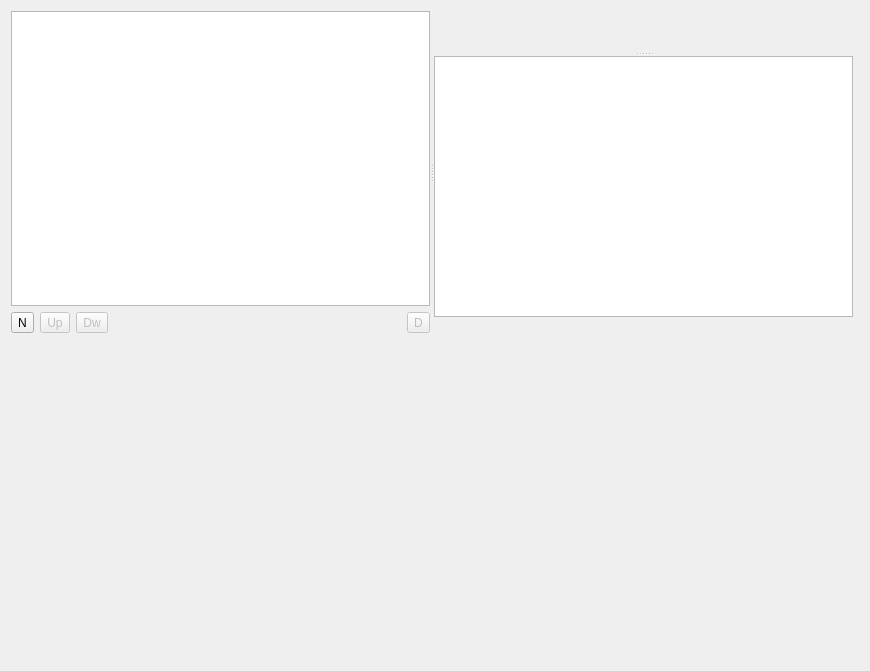
Qt form src/widgets/effectstack_ui.ui (KDE/kdenlive) before a commit.
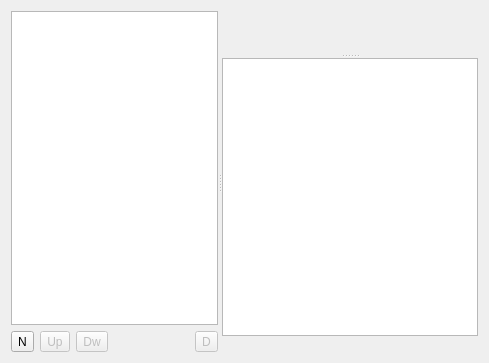
The same form after that commit. Custom widgets are drawn as their Qt base class.

Commit message: Slightly better layout (allow better resizing of effects list)

```diff
--- a/src/widgets/effectstack_ui.ui
+++ b/src/widgets/effectstack_ui.ui
@@ -5,8 +5,8 @@
    <rect>
     <x>0</x>
     <y>0</y>
-    <width>870</width>
-    <height>671</height>
+    <width>489</width>
+    <height>363</height>
    </rect>
   </property>
   <property name="sizePolicy" >
@@ -29,7 +29,7 @@
        <item>
         <widget class="KListWidget" name="effectlist" >
          <property name="sizePolicy" >
-          <sizepolicy vsizetype="Expanding" hsizetype="MinimumExpanding" >
+          <sizepolicy vsizetype="Expanding" hsizetype="Maximum" >
            <horstretch>0</horstretch>
            <verstretch>0</verstretch>
           </sizepolicy>
@@ -80,9 +80,9 @@
             <enum>Qt::Horizontal</enum>
            </property>
            <property name="sizeType" >
-            <enum>QSizePolicy::MinimumExpanding</enum>
+            <enum>QSizePolicy::Expanding</enum>
            </property>
-           <property name="sizeHint" >
+           <property name="sizeHint" stdset="0" >
             <size>
              <width>40</width>
              <height>20</height>
@@ -112,7 +112,14 @@
           <enum>Qt::Vertical</enum>
          </property>
          <widget class="QFrame" name="frame" />
-         <widget class="KTextEdit" name="infoBox" />
+         <widget class="KTextEdit" name="infoBox" >
+          <property name="sizePolicy" >
+           <sizepolicy vsizetype="Expanding" hsizetype="MinimumExpanding" >
+            <horstretch>0</horstretch>
+            <verstretch>0</verstretch>
+           </sizepolicy>
+          </property>
+         </widget>
         </widget>
        </item>
        <item>
@@ -120,7 +127,7 @@
          <property name="orientation" >
           <enum>Qt::Horizontal</enum>
          </property>
-         <property name="sizeHint" >
+         <property name="sizeHint" stdset="0" >
           <size>
            <width>256</width>
            <height>16</height>
@@ -132,9 +139,6 @@
      </widget>
     </widget>
    </item>
-   <item row="1" column="1" >
-    <widget class="KSeparator" name="kseparator" />
-   </item>
   </layout>
  </widget>
  <customwidgets>
@@ -143,11 +147,6 @@
    <extends>QListWidget</extends>
    <header>klistwidget.h</header>
   </customwidget>
-  <customwidget>
-   <class>KSeparator</class>
-   <extends>QFrame</extends>
-   <header>kseparator.h</header>
-  </customwidget>
   <customwidget>
    <class>KTextEdit</class>
    <extends>QTextEdit</extends>
```
